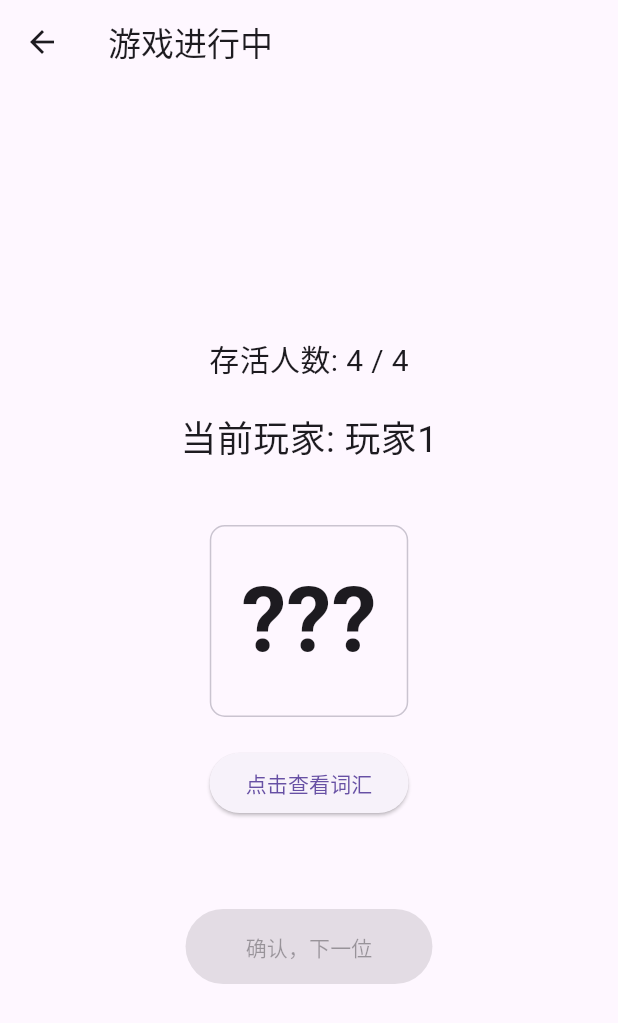
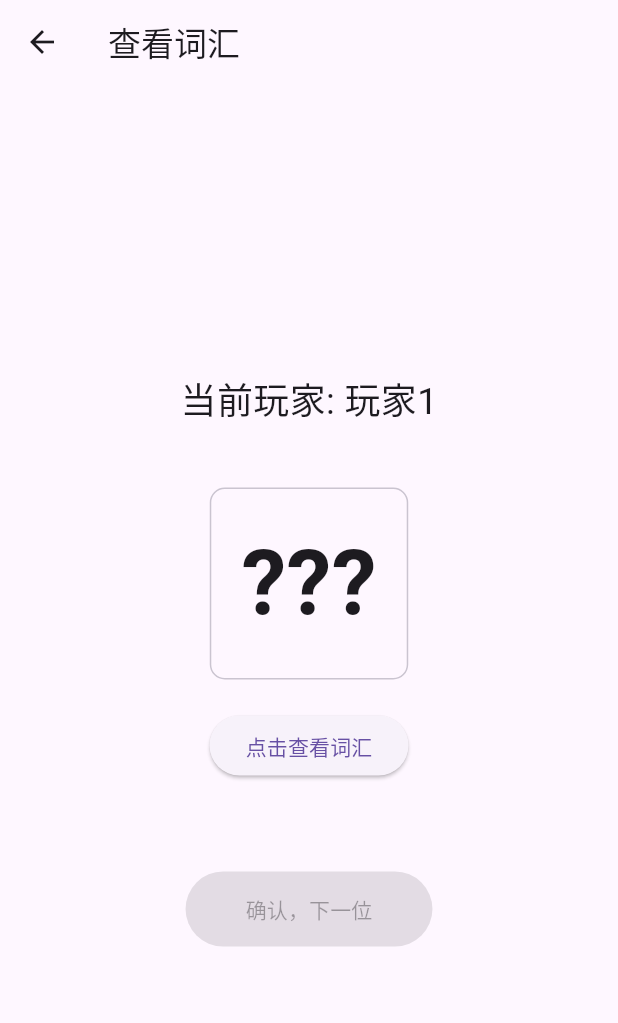
Before and after one commit to MistyDissipate/who-is-the-undercover, a Flutter app: the screen it shows after launch, after a tap on "开始游戏", on a phone screen of 412 x 824 dp. Shown: the top 1023 px of the screen. Run offline on Flutter 3.47's test engine with Material 3 defaults, Android fonts, the phone set to English and light mode, and no system bars.

Commit message:
refactor: Simplify player navigation logic and update UI titles

```diff
--- a/lib/screens/host_screen.dart
+++ b/lib/screens/host_screen.dart
@@ -55,40 +55,28 @@ class _HostScreenState extends State<HostScreen> {
   }
 
   Future<void> _nextPlayer() async {
-    final aliveIndices = <int>[];
-    for (int index = 0; index < players.length; index++) {
-      if (players[index].isAlive) {
-        aliveIndices.add(index);
-      }
-    }
-
-    if (aliveIndices.isEmpty) return;
-
-    final currentAlivePosition = aliveIndices.indexOf(currentIndex);
-    if (currentAlivePosition == -1) {
-      setState(() {
-        currentIndex = aliveIndices.first;
-        _isWordVisible = false;
-      });
-      return;
-    }
-
-    final isLastAlivePlayer = currentAlivePosition == aliveIndices.length - 1;
-    if (isLastAlivePlayer) {
-      await Navigator.pushAndRemoveUntil<void>(
-        context,
-        MaterialPageRoute(
-          builder: (context) => VoteScreen(players: players),
-        ),
-        (route) => route.isFirst,
+    final isLastPlayer = currentIndex >= players.length - 1;
+    if (isLastPlayer) {
+      if (!mounted) return;
+      ScaffoldMessenger.of(context).showSnackBar(
+        SnackBar(content: Text('所有玩家都已查看词汇')),
       );
       return;
     }
 
     setState(() {
-      currentIndex = aliveIndices[currentAlivePosition + 1];
+      currentIndex += 1;
       _isWordVisible = false;
     });
+  }
+
+  Future<void> _startGame() async {
+    await Navigator.pushReplacement<void, void>(
+      context,
+      MaterialPageRoute(
+        builder: (context) => VoteScreen(players: players),
+      ),
+    );
   }
 
   @override
@@ -96,7 +84,7 @@ class _HostScreenState extends State<HostScreen> {
     if (_isLoading) {
       return Scaffold(
         appBar: AppBar(
-          title: Text('游戏进行中'),
+          title: Text('查看词汇'),
         ),
         body: Center(
           child: CircularProgressIndicator(),
@@ -107,7 +95,7 @@ class _HostScreenState extends State<HostScreen> {
     if (_loadError != null) {
       return Scaffold(
         appBar: AppBar(
-          title: Text('游戏进行中'),
+          title: Text('查看词汇'),
         ),
         body: Center(
           child: Padding(
@@ -137,7 +125,7 @@ class _HostScreenState extends State<HostScreen> {
     if (players.isEmpty) {
       return Scaffold(
         appBar: AppBar(
-          title: Text('游戏进行中'),
+          title: Text('查看词汇'),
         ),
         body: Center(
           child: Text('没有可用玩家数据'),
@@ -147,21 +135,16 @@ class _HostScreenState extends State<HostScreen> {
 
     final colorScheme = Theme.of(context).colorScheme;
     final player = players[currentIndex];
-    final aliveCount = players.where((p) => p.isAlive).length;
+    final isLastPlayer = currentIndex >= players.length - 1;
 
     return Scaffold(
       appBar: AppBar(
-        title: Text('游戏进行中'),
+        title: Text('查看词汇'),
       ),
       body: Center(
         child: Column(
           mainAxisAlignment: MainAxisAlignment.center,
           children: [
-            Text(
-              '存活人数: $aliveCount / ${players.length}',
-              style: TextStyle(fontSize: 20),
-            ),
-            SizedBox(height: 20),
             Text(
               '当前玩家: ${player.name}',
               style: TextStyle(fontSize: 24),
@@ -190,11 +173,15 @@ class _HostScreenState extends State<HostScreen> {
               ),
             SizedBox(height: 60),
             ElevatedButton(
-              onPressed: _isWordVisible ? _nextPlayer : null,
+              onPressed: !_isWordVisible
+                  ? null
+                  : isLastPlayer
+                      ? _startGame
+                      : _nextPlayer,
               style: ElevatedButton.styleFrom(
                 padding: EdgeInsets.symmetric(horizontal: 40, vertical: 15),
               ),
-              child: Text('确认，下一位'),
+              child: Text(isLastPlayer ? '开始游戏' : '确认，下一位'),
             ),
           ],
         ),
```
